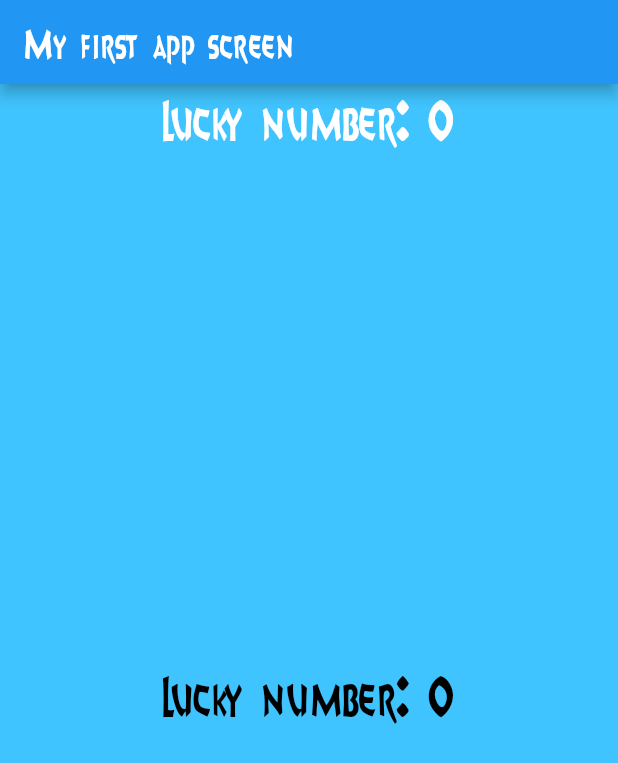
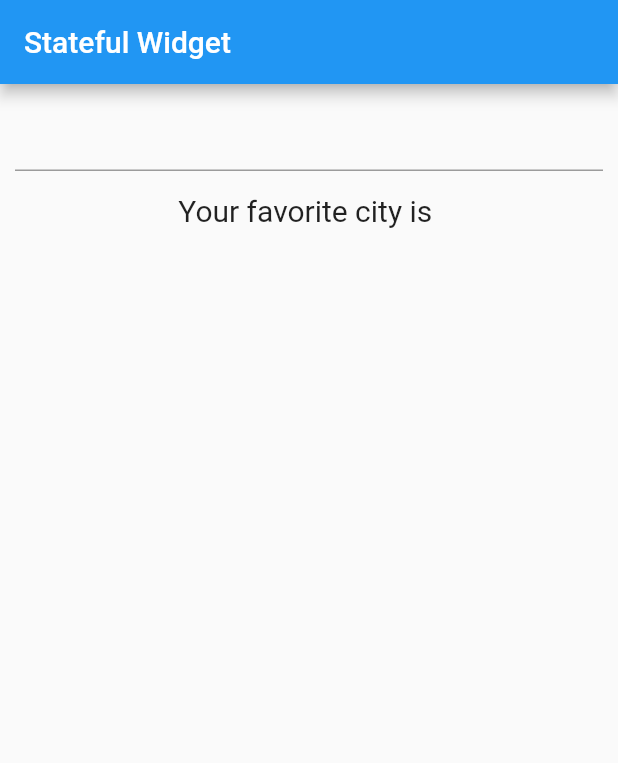
Before and after one commit to Pratiknarola/first_flutter, a Flutter app: the screen it shows after launch, on a phone screen of 412 x 824 dp. Shown: the top 763 px of the screen. Run offline on Flutter 3.47's test engine with Material 2 defaults, Android fonts, the phone set to English and light mode, and no system bars.

Commit message:
added stateful widget

```diff
--- a/lib/main.dart
+++ b/lib/main.dart
@@ -1,28 +1,74 @@
-import 'package:first_flutter/app_screens/first_screen.dart';
+import 'package:flutter/cupertino.dart';
 import 'package:flutter/material.dart';
 
 void main() {
-  runApp(new myFlutterApp());
+  runApp( MaterialApp(
+    title: 'Stateful widgets',
+    home: FavoriteCity(),
+  ));
 }
 
-class myFlutterApp extends StatelessWidget {
+class FavoriteCity extends StatefulWidget{
+  @override
+  State<StatefulWidget> createState() {
+    return _FavoriteCityState();
+  }
+
+}
+
+class _FavoriteCityState extends State<FavoriteCity> {
+
+  String favCity = "";
+  bool isDone = false;
+  String bigcity = "";
+
+
   @override
   Widget build(BuildContext context) {
-    // TODO: implement build
-    return MaterialApp(
-        debugShowCheckedModeBanner: false,
-        title: "my flutter app",
-        home: Scaffold(
-            appBar: AppBar(
-              title: Text(
-                "My first app screen",
+    return Scaffold(
+      appBar: AppBar(title: Text("Stateful Widget",),),
+      body: Container(
+        padding: EdgeInsets.all(10.0),
+        child: Column(
+          children: <Widget>[
+            TextField(
+              onSubmitted: (String user){
+                setState(() {
+                  favCity = user;
+                  bigcity = user;
+                });
+
+              },
+
+              onChanged: (String user){
+                setState(() {
+                  favCity = user;
+
+                });
+              },
+            ),
+            Padding(
+              padding: EdgeInsets.all(15.0),
+              child: Text("Your favorite city is $favCity", style: TextStyle(fontSize: 20.0),)
+              ),
+            Padding(
+              padding: EdgeInsets.only(top: 20),
+              child: Text(
+                bigcity,
+                textAlign: TextAlign.center,
+                textDirection: TextDirection.ltr,
                 style: TextStyle(
-                  decoration: TextDecoration.none,
-                  fontSize: 25.0,
-                  fontFamily: '8BallScript',
+                  fontSize: 30.0,
+                  fontFamily: "8BallScript"
                 ),
-              ),
-            ),
-            body: FirstScreen()));
+              )
+            )
+
+          ],
+        ),
+      ),
+    );
   }
+
+
 }
```
